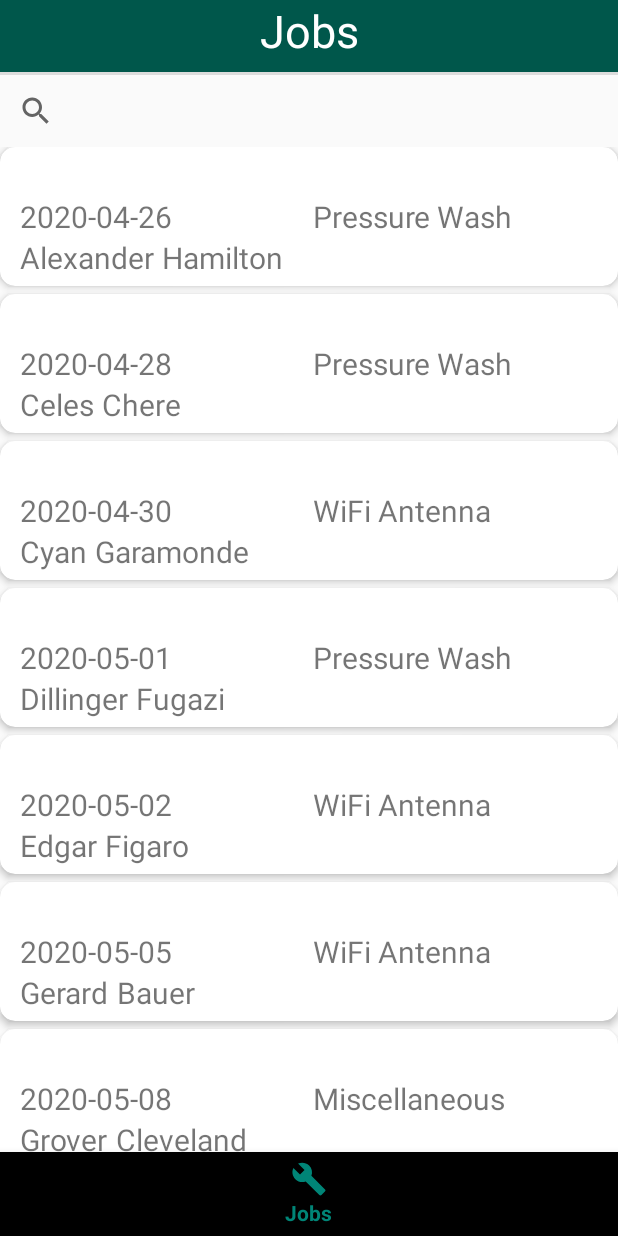
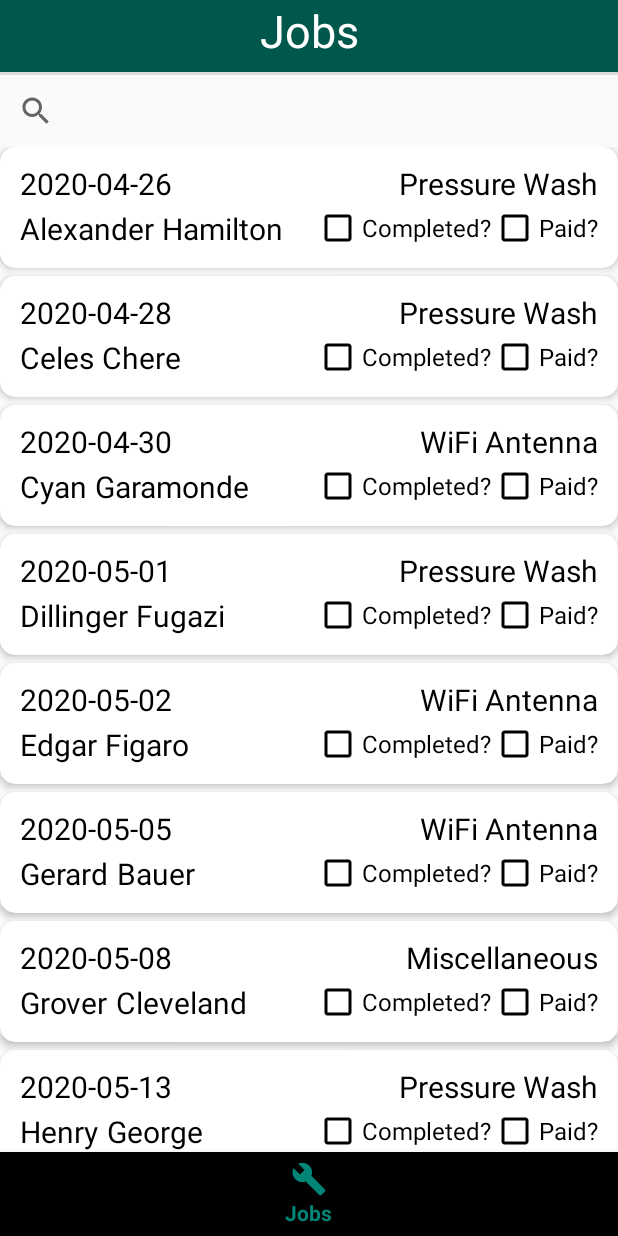
Before and after one commit to abasslinelow/BauerPW, an Android app: the screen it shows after launch (MainActivity), item 2 of the bottom bar chosen, on a phone screen of 412 x 824 dp. Run offline under Robolectric (Android 15) with nearby library versions, the phone set to English and light mode, and no system bars; our stand-ins replace data binding; libraries missing offline, so code that uses them is left out: com.jakewharton.threetenabp; 1 statement that could not run was skipped.

Commit message:
Cleaned up all code artifacts, added several comments, added Completed and Paid checkboxes to Jobs screen.

```diff
--- a/app/src/main/java/com/android/example/bpw/CustomerAdapter.kt
+++ b/app/src/main/java/com/android/example/bpw/CustomerAdapter.kt
@@ -12,19 +12,23 @@ import kotlinx.android.synthetic.main.customer_card.view.*
 class CustomerAdapter(private val customers: ArrayList<Customer>, private val context: Context) :
         RecyclerView.Adapter<CustomerViewHolder>() {
 
+    // Creates a holder for a customer card.
     override fun onCreateViewHolder(parent: ViewGroup, viewType: Int): CustomerViewHolder {
         return CustomerViewHolder(LayoutInflater.from(context).inflate(R.layout.customer_card, parent, false))
     }
 
+    // Binds the customer information to the UI elements.
     override fun onBindViewHolder(holder: CustomerViewHolder, position: Int) {
         holder.custFName.text = customers[position].fname
         holder.custLName.text = customers[position].lname
-
     }
 
+    // Returns the number of customers.
     override fun getItemCount() = customers.size
 }
 
+// Creates a ViewHolder representing a customer, allowing us to access customer card
+// UI elements programmatically.
 class CustomerViewHolder(view: View) : RecyclerView.ViewHolder(view), View.OnClickListener {
     val custFName: TextView = view.cust_fname
     val custLName: TextView = view.cust_lname
@@ -36,8 +40,4 @@ class CustomerViewHolder(view: View) : RecyclerView.ViewHolder(view), View.OnCli
     override fun onClick(v: View) {
         Log.d("RecyclerView", "CLICK!")
     }
-
-    companion object {
-        private val CUSTOMER_KEY = "CUSTOMER"
-    }
 }
--- a/app/src/main/java/com/android/example/bpw/Extensions.kt
+++ /dev/null
@@ -1,10 +0,0 @@
-package com.android.example.bpw
-
-import android.support.annotation.LayoutRes
-import android.view.LayoutInflater
-import android.view.View
-import android.view.ViewGroup
-
-fun ViewGroup.inflate(@LayoutRes layoutRes: Int, attachToRoot: Boolean = false): View {
-    return LayoutInflater.from(context).inflate(layoutRes, this, attachToRoot)
-}
--- a/app/src/main/java/Job.kt
+++ b/app/src/main/java/com/android/example/bpw/Job.kt
@@ -1,5 +1,6 @@
-package com.android.example.bpw
+package com.android.example.bpw.com.android.example.bpw
 
+import com.android.example.bpw.Customer
 import org.threeten.bp.Duration
 import org.threeten.bp.LocalDate
 import org.threeten.bp.LocalTime
--- a/app/src/main/java/com/android/example/bpw/JobAdapter.kt
+++ b/app/src/main/java/com/android/example/bpw/JobAdapter.kt
@@ -1,6 +1,5 @@
 package com.android.example.bpw
 
-import android.arch.lifecycle.ViewModel
 import android.content.Context
 import android.support.v7.widget.RecyclerView
 import android.util.Log
@@ -8,10 +7,11 @@ import android.view.LayoutInflater
 import android.view.View
 import android.view.ViewGroup
 import android.widget.TextView
+import com.android.example.bpw.com.android.example.bpw.Job
 import kotlinx.android.synthetic.main.job_card.view.*
 import org.threeten.bp.format.DateTimeFormatter
 
-
+// This class is exactly like CustomerAdapter, except it tracks jobs and creates a job card.
 class JobAdapter(private val jobs: ArrayList<Job>, private val context: Context) :
     RecyclerView.Adapter<JobViewHolder>() {
 
@@ -42,8 +42,4 @@ class JobViewHolder(view: View) : RecyclerView.ViewHolder(view), View.OnClickLis
     override fun onClick(v: View) {
         Log.d("RecyclerView", "CLICK!")
     }
-
-    companion object {
-        private val JOB_KEY = "JOB"
-    }
 }
--- a/app/src/main/java/com/android/example/bpw/MainActivity.kt
+++ b/app/src/main/java/com/android/example/bpw/MainActivity.kt
@@ -1,3 +1,5 @@
+
+
 package com.android.example.bpw
 
 import android.databinding.DataBindingUtil
@@ -5,8 +7,8 @@ import android.os.Bundle
 import android.support.design.widget.BottomNavigationView
 import android.support.v7.app.AppCompatActivity
 import android.support.v7.widget.LinearLayoutManager
-import android.util.Log
 import android.view.View
+import com.android.example.bpw.com.android.example.bpw.Job
 import com.android.example.bpw.databinding.ActivityMainBinding
 import com.jakewharton.threetenabp.AndroidThreeTen
 import kotlinx.android.synthetic.main.activity_main.*
@@ -40,14 +42,15 @@ class MainActivity : AppCompatActivity() {
 
     override fun onCreate(savedInstanceState: Bundle?) {
         super.onCreate(savedInstanceState)
-        AndroidThreeTen.init(this);
+        AndroidThreeTen.init(this)
 
         binding = DataBindingUtil.setContentView(this, R.layout.activity_main)
 
         val navView: BottomNavigationView = binding.navView
         navView.setOnNavigationItemSelectedListener(onNavigationItemSelectedListener)
 
-
+        // Populate the Customers and Jobs with hardcoded customers and jobs.
+        // NOTE: This will populate from a database in the future.
         populateCustomers()
         populateJobs()
 
@@ -55,32 +58,35 @@ class MainActivity : AppCompatActivity() {
         onCustomers()
     }
 
+    // Functionality of the "Customers" pane.
     private fun onCustomers() {
         binding.heading.setText(R.string.title_customers)
 
-        customer_list.visibility = View.VISIBLE
+        item_list.visibility = View.VISIBLE
         job_calendar.visibility = View.INVISIBLE
 
-        customer_list.layoutManager = LinearLayoutManager(this)
-        customer_list.adapter = CustomerAdapter(customers, this)
+        item_list.layoutManager = LinearLayoutManager(this)
+        item_list.adapter = CustomerAdapter(customers, this)
 
     }
 
+    // Functionality of the "Jobs" pane.
     private fun onJobs() {
         binding.heading.setText(R.string.title_jobs)
 
-        customer_list.visibility = View.VISIBLE
+        item_list.visibility = View.VISIBLE
         job_calendar.visibility = View.INVISIBLE
 
-        customer_list.layoutManager = LinearLayoutManager(this)
-        customer_list.adapter = JobAdapter(jobs, this)
+        item_list.layoutManager = LinearLayoutManager(this)
+        item_list.adapter = JobAdapter(jobs, this)
     }
 
+    // Functionality of the "Calendar" pane.
     private fun onCalendar() {
         binding.heading.setText(R.string.title_calendar)
 
         job_calendar.visibility = View.VISIBLE
-        customer_list.visibility = View.INVISIBLE
+        item_list.visibility = View.INVISIBLE
     }
 
     private fun populateCustomers() {
@@ -150,26 +156,126 @@ class MainActivity : AppCompatActivity() {
         val date19: LocalDate = LocalDate.of(2020, 5, 27)
         val date20: LocalDate = LocalDate.of(2020, 5, 28)
 
-        val job1 = Job(customers[0], date1, "Pressure Wash", BigDecimal(89.95))
-        val job2 = Job(customers[1], date2, "Pressure Wash", BigDecimal(89.95))
-        val job3 = Job(customers[2], date3, "WiFi Antenna", BigDecimal(29.95))
-        val job4 = Job(customers[3], date4, "Pressure Wash", BigDecimal(89.95))
-        val job5 = Job(customers[4], date5, "WiFi Antenna", BigDecimal(29.95))
-        val job6 = Job(customers[5], date6, "WiFi Antenna", BigDecimal(29.95))
-        val job7 = Job(customers[6], date7, "Miscellaneous", BigDecimal(137.27))
-        val job8 = Job(customers[7], date8, "Pressure Wash", BigDecimal(89.95))
-        val job9 = Job(customers[8], date9, "Pressure Wash", BigDecimal(89.95))
-        val job10 = Job(customers[9], date10, "WiFi Antenna", BigDecimal(29.95))
-        val job11 = Job(customers[10], date11, "Pressure Wash", BigDecimal(89.95))
-        val job12 = Job(customers[11], date12, "WiFi Antenna", BigDecimal(29.95))
-        val job13 = Job(customers[12], date13, "WiFi Antenna", BigDecimal(29.95))
-        val job14 = Job(customers[13], date14, "WiFi Antenna", BigDecimal(29.95))
-        val job15 = Job(customers[14], date15, "WiFi Antenna", BigDecimal(29.95))
-        val job16 = Job(customers[15], date16, "Pressure Wash", BigDecimal(89.95))
-        val job17 = Job(customers[16], date17, "WiFi Antenna", BigDecimal(29.95))
-        val job18 = Job(customers[17], date18, "Pressure Wash", BigDecimal(89.95))
-        val job19 = Job(customers[18], date19, "Pressure Wash", BigDecimal(89.95))
-        val job20 = Job(customers[19], date20, "WiFi Antenna", BigDecimal(29.95))
+        val job1 = Job(
+            customers[0],
+            date1,
+            "Pressure Wash",
+            BigDecimal(89.95)
+        )
+        val job2 = Job(
+            customers[1],
+            date2,
+            "Pressure Wash",
+            BigDecimal(89.95)
+        )
+        val job3 = Job(
+            customers[2],
+            date3,
+            "WiFi Antenna",
+            BigDecimal(29.95)
+        )
+        val job4 = Job(
+            customers[3],
+            date4,
+            "Pressure Wash",
+            BigDecimal(89.95)
+        )
+        val job5 = Job(
+            customers[4],
+            date5,
+            "WiFi Antenna",
+            BigDecimal(29.95)
+        )
+        val job6 = Job(
+            customers[5],
+            date6,
+            "WiFi Antenna",
+            BigDecimal(29.95)
+        )
+        val job7 = Job(
+            customers[6],
+            date7,
+            "Miscellaneous",
+            BigDecimal(137.27)
+        )
+        val job8 = Job(
+            customers[7],
+            date8,
+            "Pressure Wash",
+            BigDecimal(89.95)
+        )
+        val job9 = Job(
+            customers[8],
+            date9,
+            "Pressure Wash",
+            BigDecimal(89.95)
+        )
+        val job10 = Job(
+            customers[9],
+            date10,
+            "WiFi Antenna",
+            BigDecimal(29.95)
+        )
+        val job11 = Job(
+            customers[10],
+            date11,
+            "Pressure Wash",
+            BigDecimal(89.95)
+        )
+        val job12 = Job(
+            customers[11],
+            date12,
+            "WiFi Antenna",
+            BigDecimal(29.95)
+        )
+        val job13 = Job(
+            customers[12],
+            date13,
+            "WiFi Antenna",
+            BigDecimal(29.95)
+        )
+        val job14 = Job(
+            customers[13],
+            date14,
+            "WiFi Antenna",
+            BigDecimal(29.95)
+        )
+        val job15 = Job(
+            customers[14],
+            date15,
+            "WiFi Antenna",
+            BigDecimal(29.95)
+        )
+        val job16 = Job(
+            customers[15],
+            date16,
+            "Pressure Wash",
+            BigDecimal(89.95)
+        )
+        val job17 = Job(
+            customers[16],
+            date17,
+            "WiFi Antenna",
+            BigDecimal(29.95)
+        )
+        val job18 = Job(
+            customers[17],
+            date18,
+            "Pressure Wash",
+            BigDecimal(89.95)
+        )
+        val job19 = Job(
+            customers[18],
+            date19,
+            "Pressure Wash",
+            BigDecimal(89.95)
+        )
+        val job20 = Job(
+            customers[19],
+            date20,
+            "WiFi Antenna",
+            BigDecimal(29.95)
+        )
 
         jobs.add(job1)
         jobs.add(job2)
--- a/app/src/main/res/layout/activity_main.xml
+++ b/app/src/main/res/layout/activity_main.xml
@@ -42,7 +42,7 @@
                 android:layout_height="0dp"
                 app:layout_constraintTop_toBottomOf="@+id/customer_search"
                 app:layout_constraintBottom_toTopOf="@+id/nav_view" app:layout_constraintStart_toStartOf="parent"
-                app:layout_constraintEnd_toEndOf="parent" android:id="@+id/customer_list"/>
+                app:layout_constraintEnd_toEndOf="parent" android:id="@+id/item_list"/>
 
         <CalendarView
                 android:id="@+id/job_calendar"
@@ -63,7 +63,7 @@
                 app:layout_constraintEnd_toEndOf="parent"
                 app:layout_constraintStart_toStartOf="parent"
                 app:layout_constraintVertical_weight="10"
-                app:menu="@menu/bottom_nav_menu"></android.support.design.widget.BottomNavigationView>
+                app:menu="@menu/bottom_nav_menu" />
 
     </android.support.constraint.ConstraintLayout>
 </layout>
--- a/app/src/main/res/layout/customer_card.xml
+++ b/app/src/main/res/layout/customer_card.xml
@@ -15,35 +15,41 @@
             app:cardMaxElevation="5dp">
 
         <android.support.constraint.ConstraintLayout
+                android:id="@+id/customer_card_layout"
                 android:layout_width="match_parent"
-                android:layout_height="wrap_content" app:layout_constraintTop_toTopOf="parent"
+                android:layout_height="wrap_content"
                 android:layout_marginStart="8dp"
                 android:layout_marginEnd="8dp"
-                android:id="@+id/customer_card_layout"
+                android:padding="10dp"
                 app:layout_constraintBottom_toBottomOf="parent"
+                app:layout_constraintEnd_toEndOf="parent"
                 app:layout_constraintStart_toStartOf="parent"
-                app:layout_constraintEnd_toEndOf="parent">
+                app:layout_constraintTop_toTopOf="parent">
+
             <TextView
                     android:id="@+id/cust_fname"
                     android:layout_width="wrap_content"
                     android:layout_height="wrap_content"
+                    android:textColor="@android:color/black"
                     android:textSize="20sp"
-                    tools:text="FirstName"
+                    app:layout_constraintBottom_toBottomOf="parent"
+                    app:layout_constraintEnd_toStartOf="@+id/cust_lname"
                     app:layout_constraintStart_toStartOf="parent"
-                    app:layout_constraintEnd_toStartOf="@+id/cust_lname"
-                    app:layout_constraintBottom_toBottomOf="parent"
-                    app:layout_constraintTop_toTopOf="parent"/>
+                    app:layout_constraintTop_toTopOf="parent"
+                    tools:text="FirstName" />
+
             <TextView
                     android:id="@+id/cust_lname"
                     android:layout_width="0dp"
                     android:layout_height="wrap_content"
+                    android:layout_marginStart="5dp"
+                    android:textColor="@android:color/black"
                     android:textSize="20sp"
-                    tools:text="LastName"
+                    app:layout_constraintBottom_toBottomOf="parent"
                     app:layout_constraintEnd_toEndOf="parent"
+                    app:layout_constraintStart_toEndOf="@+id/cust_fname"
                     app:layout_constraintTop_toTopOf="parent"
-                    app:layout_constraintBottom_toBottomOf="parent"
-                    app:layout_constraintStart_toEndOf="@+id/cust_fname"
-                    android:layout_marginStart="5dp"/>
+                    tools:text="LastName" />
         </android.support.constraint.ConstraintLayout>
 
     </android.support.v7.widget.CardView>
--- a/app/src/main/res/layout/job_card.xml
+++ b/app/src/main/res/layout/job_card.xml
@@ -15,57 +15,89 @@
             app:cardMaxElevation="5dp">
 
         <android.support.constraint.ConstraintLayout
+                android:id="@+id/job_card_layout"
                 android:layout_width="match_parent"
-                android:layout_height="wrap_content" app:layout_constraintTop_toTopOf="parent"
+                android:layout_height="wrap_content"
                 android:layout_marginStart="8dp"
                 android:layout_marginEnd="8dp"
-                android:id="@+id/job_card_layout"
+                android:paddingTop="5dp"
+                android:paddingBottom="5dp"
                 app:layout_constraintBottom_toBottomOf="parent"
+                app:layout_constraintEnd_toEndOf="parent"
                 app:layout_constraintStart_toStartOf="parent"
-                app:layout_constraintEnd_toEndOf="parent">
+                app:layout_constraintTop_toTopOf="parent">
+
             <TextView
                     android:id="@+id/job_date"
                     android:layout_width="0dp"
                     android:layout_height="wrap_content"
+                    android:colorAccent="#FFFFFF"
+                    android:drawableTint="#FFFFFF"
+                    android:textColor="@android:color/black"
                     android:textSize="20sp"
-                    tools:text="Date"
+                    app:layout_constraintEnd_toStartOf="@+id/job_type"
                     app:layout_constraintStart_toStartOf="parent"
-                    app:layout_constraintEnd_toStartOf="@+id/job_type"
-                    app:layout_constraintBottom_toBottomOf="parent"
-                    app:layout_constraintTop_toTopOf="parent"/>
+                    app:layout_constraintTop_toTopOf="parent"
+                    tools:text="Date" />
+
             <TextView
                     android:id="@+id/job_type"
                     android:layout_width="0dp"
                     android:layout_height="wrap_content"
+                    android:textColor="@android:color/black"
                     android:textSize="20sp"
-                    tools:text="Type"
                     app:layout_constraintEnd_toEndOf="parent"
                     app:layout_constraintTop_toTopOf="parent"
-                    app:layout_constraintBottom_toBottomOf="parent"
-                    app:layout_constraintStart_toEndOf="@+id/job_date"
-                    android:layout_marginStart="5dp"/>
+                    tools:text="Type" />
 
             <TextView
                     android:id="@+id/cust_fname"
                     android:layout_width="wrap_content"
                     android:layout_height="wrap_content"
+                    android:textColor="@android:color/black"
                     android:textSize="20sp"
-                    tools:text="FirstName"
+                    app:layout_constraintBottom_toBottomOf="parent"
+                    app:layout_constraintEnd_toStartOf="@+id/cust_lname"
                     app:layout_constraintStart_toStartOf="parent"
-                    app:layout_constraintEnd_toStartOf="@+id/cust_lname"
-                    app:layout_constraintBottom_toBottomOf="parent"
-                    app:layout_constraintTop_toBottomOf="@id/job_date"/>
+                    app:layout_constraintTop_toBottomOf="@id/job_date"
+                    tools:text="FirstName" />
+
             <TextView
                     android:id="@+id/cust_lname"
                     android:layout_width="0dp"
                     android:layout_height="wrap_content"
+                    android:layout_marginStart="5dp"
+                    android:textColor="@android:color/black"
                     android:textSize="20sp"
-                    tools:text="LastName"
-                    app:layout_constraintEnd_toEndOf="parent"
-                    app:layout_constraintTop_toBottomOf="@id/job_type"
                     app:layout_constraintBottom_toBottomOf="parent"
                     app:layout_constraintStart_toEndOf="@+id/cust_fname"
-                    android:layout_marginStart="5dp"/>
+                    app:layout_constraintTop_toBottomOf="@+id/job_date"
+                    tools:text="LastName" />
+
+            <CheckBox
+                    android:id="@+id/completed_checkbox"
+                    android:layout_width="wrap_content"
+                    android:layout_height="wrap_content"
+                    android:buttonTint="#000000"
+                    android:text="@string/job_completed_text"
+                    android:textColor="@android:color/black"
+                    android:textColorLink="@android:color/black"
+                    android:textSize="16sp"
+                    app:layout_constraintBottom_toBottomOf="parent"
+                    app:layout_constraintEnd_toStartOf="@+id/paid_checkbox"
+                    app:layout_constraintTop_toBottomOf="@+id/job_date" />
+
+            <CheckBox
+                    android:id="@+id/paid_checkbox"
+                    android:layout_width="wrap_content"
+                    android:layout_height="wrap_content"
+                    android:buttonTint="#000000"
+                    android:checked="false"
+                    android:text="@string/job_paid_text"
+                    android:textColor="@android:color/black"
+                    android:textSize="16sp"
+                    app:layout_constraintEnd_toEndOf="parent"
+                    app:layout_constraintTop_toBottomOf="@+id/job_type" />
         </android.support.constraint.ConstraintLayout>
 
     </android.support.v7.widget.CardView>
--- a/app/src/main/res/values/strings.xml
+++ b/app/src/main/res/values/strings.xml
@@ -6,4 +6,6 @@
 
     <!-- TODO: Remove or change this placeholder text -->
     <string name="hello_blank_fragment">Hello blank fragment</string>
+    <string name="job_completed_text">Completed?</string>
+    <string name="job_paid_text">Paid?</string>
 </resources>
```
